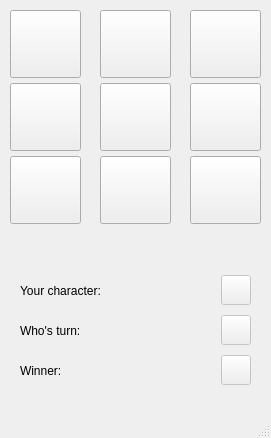
First picture: the form in game.ui, repository 7aku8/fuzzy-succotash, before the edit.
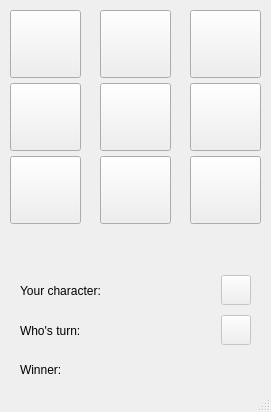
Second picture: the form after the edit.

Commit message: displaying winner

What changed in the file:
```diff
--- a/game.ui
+++ b/game.ui
@@ -7,7 +7,7 @@
     <x>0</x>
     <y>0</y>
     <width>271</width>
-    <height>438</height>
+    <height>412</height>
    </rect>
   </property>
   <property name="windowTitle">
@@ -285,29 +285,36 @@
       <number>20</number>
      </property>
      <item>
-      <widget class="QLabel" name="label_2">
+      <widget class="QLabel" name="label_4">
+       <property name="maximumSize">
+        <size>
+         <width>16777215</width>
+         <height>30</height>
+        </size>
+       </property>
        <property name="text">
         <string>Winner:</string>
        </property>
       </widget>
      </item>
      <item>
-      <widget class="QPushButton" name="winner">
-       <property name="enabled">
-        <bool>false</bool>
-       </property>
+      <widget class="QLabel" name="winner">
        <property name="maximumSize">
         <size>
-         <width>30</width>
+         <width>16777215</width>
          <height>30</height>
         </size>
        </property>
        <property name="font">
         <font>
-         <pointsize>16</pointsize>
+         <family>Tlwg Typo</family>
+         <pointsize>14</pointsize>
          <bold>true</bold>
         </font>
        </property>
+       <property name="layoutDirection">
+        <enum>Qt::RightToLeft</enum>
+       </property>
        <property name="text">
         <string/>
        </property>
```
Left out of the diff: 62 changed lines with no effect on the pictures. The commit also changes 3 other files.
